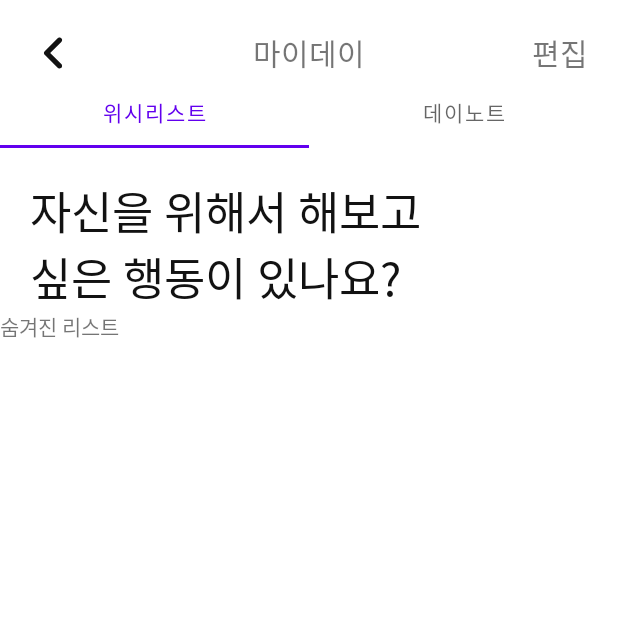
After one commit to dlrkdmsdkdld/mitamin, an Android app: the MydayActivity screen opened directly, with no data from a screen before it, on a phone screen of 412 x 824 dp, the top half of it. The commit adds this screen. Run offline under Robolectric (Android 15) with nearby library versions, the phone set to English and light mode, and no system bars.

Commit message:
feat: 마이데이 화면 구현 - viewpager , tablayout

```diff
--- /dev/null
+++ b/Mytamin/app/src/main/java/kr/ac/kpu/ce2017154024/mytamin/UI/RecyclerView/wishlist_RecyclerView/WishlistRecyclerAdapter.kt
@@ -0,0 +1,4 @@
+package kr.ac.kpu.ce2017154024.mytamin.UI.RecyclerView.wishlist_RecyclerView
+
+class WishlistRecyclerAdapter {
+}
--- /dev/null
+++ b/Mytamin/app/src/main/java/kr/ac/kpu/ce2017154024/mytamin/UI/RecyclerView/wishlist_RecyclerView/WishlistRecyclerViewHolder.kt
@@ -0,0 +1,4 @@
+package kr.ac.kpu.ce2017154024.mytamin.UI.RecyclerView.wishlist_RecyclerView
+
+class WishlistRecyclerViewHolder {
+}
--- a/Mytamin/app/src/main/java/kr/ac/kpu/ce2017154024/mytamin/UI/ViewPager2/IntroduceViewPagerFragmentAdapter.kt
+++ b/Mytamin/app/src/main/java/kr/ac/kpu/ce2017154024/mytamin/UI/ViewPager2/IntroduceViewPagerFragmentAdapter.kt
@@ -7,6 +7,7 @@ import kr.ac.kpu.ce2017154024.mytamin.fragment.introduce.IntroduceOneStepFragmen
 import kr.ac.kpu.ce2017154024.mytamin.fragment.introduce.IntroduceThreeStepFragment
 import kr.ac.kpu.ce2017154024.mytamin.fragment.introduce.IntroduceTwoStepFragment
 import kr.ac.kpu.ce2017154024.mytamin.fragment.introduce.IntroducefourStepFragment
+
 
 class IntroduceViewPagerFragmentAdapter(fa: FragmentActivity): FragmentStateAdapter(fa) {
 
--- /dev/null
+++ b/Mytamin/app/src/main/java/kr/ac/kpu/ce2017154024/mytamin/UI/ViewPager2/mydayViewPagerAdapter.kt
@@ -0,0 +1,27 @@
+package kr.ac.kpu.ce2017154024.mytamin.UI.ViewPager2
+
+import androidx.fragment.app.Fragment
+import androidx.fragment.app.FragmentManager
+import androidx.lifecycle.Lifecycle
+import androidx.viewpager2.adapter.FragmentStateAdapter
+import kr.ac.kpu.ce2017154024.mytamin.fragment.myday.DaynoteFragment
+import kr.ac.kpu.ce2017154024.mytamin.fragment.myday.WishlistFragment
+
+private const val NUM_TABS = 2
+
+class mydayViewPagerAdapter(fragmentManager: FragmentManager, lifecycle: Lifecycle) :
+    FragmentStateAdapter(fragmentManager, lifecycle){
+    override fun getItemCount(): Int {
+        return NUM_TABS
+    }
+
+    override fun createFragment(position: Int): Fragment {
+        when (position) {
+            0 -> return WishlistFragment()
+            1 -> return DaynoteFragment()
+        }
+        return DaynoteFragment()
+    }
+
+
+}
--- /dev/null
+++ b/Mytamin/app/src/main/java/kr/ac/kpu/ce2017154024/mytamin/activity/MydayActivity.kt
@@ -0,0 +1,31 @@
+package kr.ac.kpu.ce2017154024.mytamin.activity
+
+import androidx.appcompat.app.AppCompatActivity
+import android.os.Bundle
+import com.google.android.material.tabs.TabLayoutMediator
+import kr.ac.kpu.ce2017154024.mytamin.R
+import kr.ac.kpu.ce2017154024.mytamin.UI.ViewPager2.mydayViewPagerAdapter
+import kr.ac.kpu.ce2017154024.mytamin.databinding.ActivityJoinBinding
+import kr.ac.kpu.ce2017154024.mytamin.databinding.ActivityMydayBinding
+
+class MydayActivity : AppCompatActivity() {
+    private lateinit var mbinding:ActivityMydayBinding
+    private val tabTitleArray = arrayOf(
+        "위시리스트",
+        "데이노트"
+    )
+    override fun onCreate(savedInstanceState: Bundle?) {
+        super.onCreate(savedInstanceState)
+        mbinding= ActivityMydayBinding.inflate(layoutInflater)
+        setContentView(mbinding.root)
+
+        val viewPager = mbinding?.mydayViewpager
+        val tabLayout = mbinding?.mydayTablayout
+        viewPager.adapter = mydayViewPagerAdapter(supportFragmentManager,lifecycle)
+        TabLayoutMediator(tabLayout, viewPager) { tab, position ->
+            tab.text = tabTitleArray[position]
+        }.attach()
+
+
+    }
+}
--- /dev/null
+++ b/Mytamin/app/src/main/java/kr/ac/kpu/ce2017154024/mytamin/fragment/myday/WishlistFragment.kt
@@ -0,0 +1,34 @@
+package kr.ac.kpu.ce2017154024.mytamin.fragment.myday
+
+import android.os.Bundle
+import android.util.Log
+import androidx.fragment.app.Fragment
+import android.view.LayoutInflater
+import android.view.View
+import android.view.ViewGroup
+import kr.ac.kpu.ce2017154024.mytamin.R
+import kr.ac.kpu.ce2017154024.mytamin.databinding.FragmentHistoryBinding
+import kr.ac.kpu.ce2017154024.mytamin.databinding.FragmentWishlistBinding
+import kr.ac.kpu.ce2017154024.mytamin.utils.Constant
+import kr.ac.kpu.ce2017154024.mytamin.utils.PreferenceUtil
+
+
+class WishlistFragment : Fragment() {
+    private var mBinding : FragmentWishlistBinding?=null
+
+    override fun onCreateView(
+        inflater: LayoutInflater, container: ViewGroup?,
+        savedInstanceState: Bundle?
+    ): View? {
+        val binding = FragmentWishlistBinding.inflate(inflater,container,false)
+        mBinding =binding
+
+        Log.d(Constant.TAG,"WishlistFragment onCreateView")
+        return mBinding?.root
+    }
+    override fun onDestroyView() { // 프래그먼트 삭제될때 자동으로실행
+        mBinding=null
+        super.onDestroyView()
+        Log.d(Constant.TAG,"WishlistFragment onDestroyView")
+    }
+}
--- /dev/null
+++ b/Mytamin/app/src/main/res/layout/activity_myday.xml
@@ -0,0 +1,52 @@
+<?xml version="1.0" encoding="utf-8"?>
+<androidx.constraintlayout.widget.ConstraintLayout xmlns:android="http://schemas.android.com/apk/res/android"
+    xmlns:app="http://schemas.android.com/apk/res-auto"
+    xmlns:tools="http://schemas.android.com/tools"
+    android:layout_width="match_parent"
+    android:layout_height="match_parent"
+    tools:context=".activity.MydayActivity">
+
+    <ImageButton
+        android:layout_width="wrap_content"
+        android:layout_height="wrap_content"
+        app:layout_constraintTop_toTopOf="parent"
+        app:layout_constraintStart_toStartOf="parent"
+        android:background="@drawable/icon_arraow_left_small_black"
+        android:layout_margin="20dp"
+        android:padding="15dp"
+        android:id="@+id/myday_back_btn"
+        />
+    <TextView
+        android:layout_width="wrap_content"
+        android:layout_height="wrap_content"
+        app:layout_constraintTop_toTopOf="parent"
+        app:layout_constraintStart_toStartOf="parent"
+        app:layout_constraintEnd_toEndOf="parent"
+        android:layout_marginTop="20dp"
+        android:textSize="20sp"
+        android:text="@string/myday_title"
+        />
+    <TextView
+        android:layout_width="wrap_content"
+        android:layout_height="wrap_content"
+        app:layout_constraintTop_toTopOf="parent"
+        app:layout_constraintEnd_toEndOf="parent"
+        android:layout_marginTop="20dp"
+        android:textSize="20sp"
+        android:text="@string/myday_edit"
+        android:layout_marginRight="20dp"
+        />
+    <com.google.android.material.tabs.TabLayout
+        android:layout_width="match_parent"
+        android:layout_height="wrap_content"
+        app:layout_constraintTop_toBottomOf="@+id/myday_back_btn"
+        android:id="@+id/myday_tablayout"
+        />
+    <androidx.viewpager2.widget.ViewPager2
+        android:layout_width="match_parent"
+        android:layout_height="0dp"
+        app:layout_constraintTop_toBottomOf="@+id/myday_tablayout"
+        app:layout_constraintBottom_toBottomOf="parent"
+        android:id="@+id/myday_viewpager"
+        />
+</androidx.constraintlayout.widget.ConstraintLayout>
--- a/Mytamin/app/src/main/res/layout/fragment_information.xml
+++ b/Mytamin/app/src/main/res/layout/fragment_information.xml
@@ -131,6 +131,7 @@
         android:layout_marginTop="30dp"
         android:background="@drawable/ic_large_button_abled"
         android:drawableRight="@drawable/icon_arrow_right_small_mono"
+        android:id="@+id/user_myday_Btn"
         >
         <TextView
             android:layout_width="wrap_content"
--- /dev/null
+++ b/Mytamin/app/src/main/res/layout/fragment_wishlist.xml
@@ -0,0 +1,104 @@
+<?xml version="1.0" encoding="utf-8"?>
+<androidx.constraintlayout.widget.ConstraintLayout xmlns:android="http://schemas.android.com/apk/res/android"
+    xmlns:tools="http://schemas.android.com/tools"
+    android:layout_width="match_parent"
+    android:layout_height="match_parent"
+    xmlns:app="http://schemas.android.com/apk/res-auto"
+    tools:context=".fragment.myday.WishlistFragment">
+    <TextView
+        android:layout_width="wrap_content"
+        android:layout_height="wrap_content"
+        app:layout_constraintTop_toTopOf="parent"
+        app:layout_constraintStart_toStartOf="parent"
+        android:text="@string/wishlist_state"
+        android:layout_marginTop="20dp"
+        android:layout_marginLeft="20dp"
+        android:textSize="30sp"
+        android:id="@+id/wishlist_title"
+        android:textColor="@color/black"
+        />
+    <FrameLayout
+        android:layout_width="match_parent"
+        android:layout_height="0dp"
+        app:layout_constraintTop_toBottomOf="@+id/wishlist_title"
+        app:layout_constraintBottom_toBottomOf="parent"
+        >
+        <androidx.constraintlayout.widget.ConstraintLayout
+            android:id="@+id/wishlist_title_no_layout"
+            android:layout_width="match_parent"
+            android:layout_height="match_parent"
+            android:visibility="invisible"
+            >
+            <ImageView
+                android:layout_width="200dp"
+                android:layout_height="200dp"
+                app:layout_constraintTop_toTopOf="parent"
+                app:layout_constraintStart_toStartOf="parent"
+                app:layout_constraintEnd_toEndOf="parent"
+                android:src="@drawable/cat"
+                android:id="@+id/wishlist_title_no_image"
+                />
+            <TextView
+                android:layout_width="wrap_content"
+                android:layout_height="wrap_content"
+                app:layout_constraintTop_toBottomOf="@+id/wishlist_title_no_image"
+                android:text="@string/daynote_no_title"
+                app:layout_constraintStart_toStartOf="parent"
+                app:layout_constraintEnd_toEndOf="parent"
+                android:textColor="@color/black"
+                android:textSize="20sp"
+                android:id="@+id/daynote_no_title"
+                />
+            <TextView
+                android:layout_width="wrap_content"
+                android:layout_height="wrap_content"
+                android:id="@+id/daynote_no_subtitle"
+                app:layout_constraintStart_toStartOf="parent"
+                app:layout_constraintEnd_toEndOf="parent"
+                app:layout_constraintTop_toBottomOf="@+id/daynote_no_title"
+                android:text="@string/daynote_no_subtitle"
+
+                />
+            <androidx.appcompat.widget.AppCompatButton
+                android:layout_width="wrap_content"
+                android:layout_height="wrap_content"
+                app:layout_constraintTop_toBottomOf="@+id/daynote_no_subtitle"
+                app:layout_constraintEnd_toEndOf="parent"
+                app:layout_constraintStart_toStartOf="parent"
+                android:text="@string/wishlist_no_btn"
+                android:textColor="@color/background_white"
+                android:background="@drawable/ic_large_button_abled"
+                />
+
+        </androidx.constraintlayout.widget.ConstraintLayout>
+        <ScrollView
+            android:layout_width="match_parent"
+            android:layout_height="match_parent">
+            <androidx.constraintlayout.widget.ConstraintLayout
+                android:id="@+id/wishlist_title_yes_layout"
+                android:layout_width="match_parent"
+                android:layout_height="match_parent">
+                <androidx.recyclerview.widget.RecyclerView
+                    android:layout_width="match_parent"
+                    android:layout_height="wrap_content"
+                    app:layout_constraintTop_toTopOf="parent"
+                    app:layout_constraintStart_toStartOf="parent"
+                    app:layout_constraintEnd_toEndOf="parent"
+                    android:id="@+id/wishlist_recyclerview"
+                    />
+                <TextView
+                    android:layout_width="wrap_content"
+                    android:layout_height="wrap_content"
+                    app:layout_constraintTop_toBottomOf="@+id/wishlist_recyclerview"
+                    app:layout_constraintStart_toStartOf="parent"
+                    android:text="@string/wishlist_hidden_title"
+
+                    />
+
+            </androidx.constraintlayout.widget.ConstraintLayout>
+        </ScrollView>
+
+    </FrameLayout>
+
+
+</androidx.constraintlayout.widget.ConstraintLayout>
--- a/Mytamin/app/src/main/res/values/strings.xml
+++ b/Mytamin/app/src/main/res/values/strings.xml
@@ -84,4 +84,17 @@
     <string name="user_myday_complete">완료</string>
     <string name="user_myday_bottom1">기본 이미지 선택</string>
     <string name="user_myday_bottom2">앨범에서 사진 선택</string>
+    <!--마이데이-->
+    <string name="myday_title">마이데이</string>
+    <string name="myday_edit">편집</string>
+    <string name="myday_wishlist">위시리스트</string>
+    <string name="wishlist_state">자신을 위해서 해보고\n싶은 행동이 있나요?</string>
+    <string name="wishlist_no_title">&#160;&#160;&#160;&#160;&#160;아직 작성된\n위시리스트가 없어요.</string>
+    <string name="wishlist_no_subtitle">위시리스트를 채워주세요!</string>
+    <string name="wishlist_no_btn">작성하기</string>
+    <string name="daynote_state">이번 마이데이에는\n어떤 추억을 쌓게 될까요?</string>
+    <string name="daynote_no_title">&#160;&#160;&#160;&#160;&#160;아직 작성된\n마이데이 노트가 없어요.</string>
+    <string name="daynote_no_subtitle">마이데이를 기록해주세요!</string>
+    <string name="wishlist_hidden_title">숨겨진 리스트</string>
+
 </resources>
```
Also changed, not shown: Mytamin/app/src/main/AndroidManifest.xml (+5 -5 lines), Mytamin/app/src/main/java/kr/ac/kpu/ce2017154024/mytamin/fragment/UserInformationFragment.kt (+6 -9 lines), Mytamin/app/src/main/java/kr/ac/kpu/ce2017154024/mytamin/fragment/myday/DaynoteFragment.kt (added, +32 -0 lines), Mytamin/app/src/main/res/layout/fragment_daynote.xml (added, +75 -0 lines), Mytamin/app/src/main/res/layout/wishlist_item.xml (added, +28 -0 lines).
